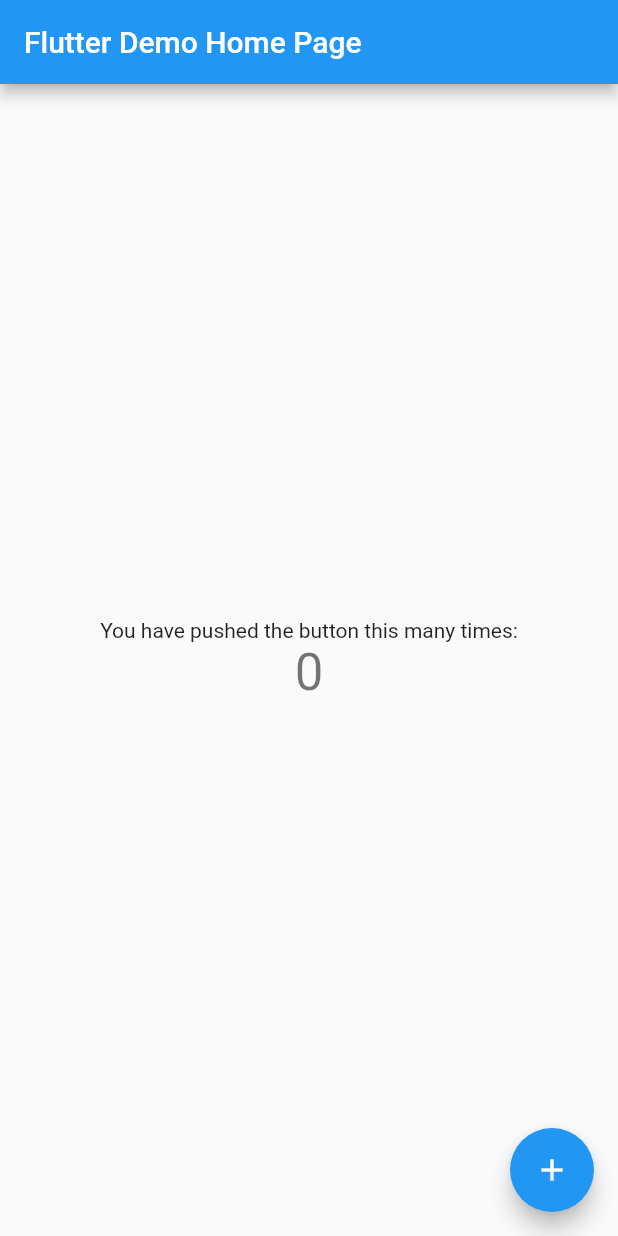
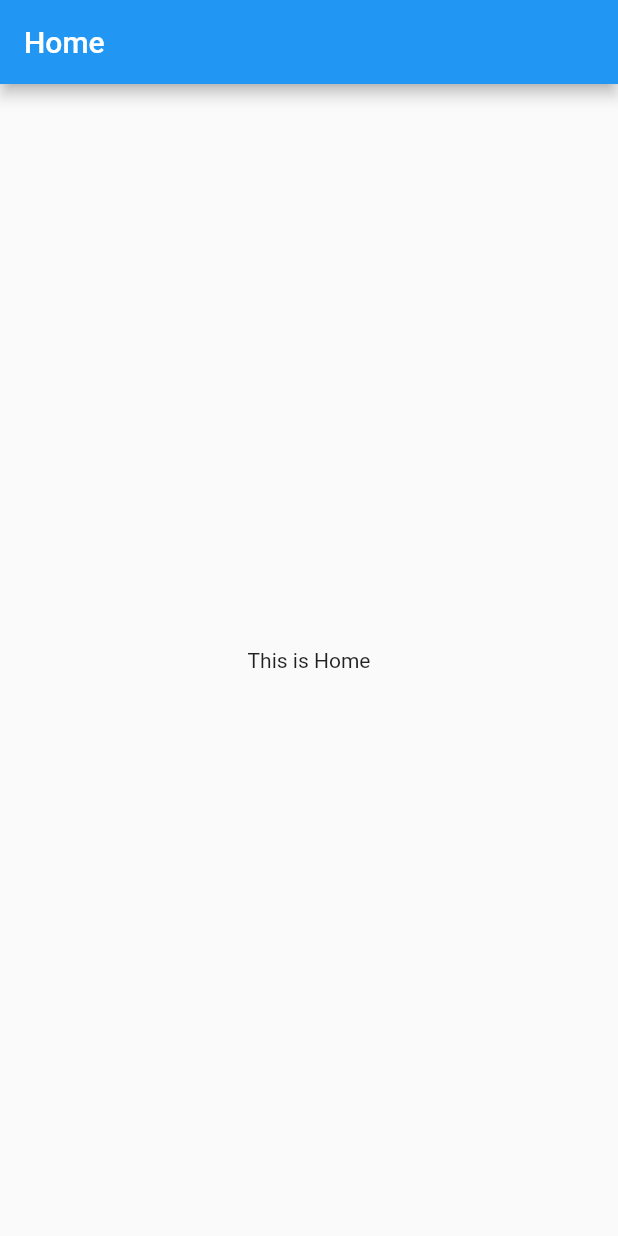
Before and after one commit to RafiLutfansyah/my_flutter, a Flutter app: the screen it shows after launch, on a phone screen of 412 x 824 dp. Run offline on Flutter 3.47's test engine with Material 2 defaults, Android fonts, the phone set to English and light mode, and no system bars.

Commit message:
Created base named routing, splash page, home page

```diff
--- a/lib/main.dart
+++ b/lib/main.dart
@@ -1,117 +1,23 @@
 import 'package:flutter/material.dart';
+
+import 'routes/router.dart' as router;
+import 'routes/routing_constants.dart';
 
 void main() {
   runApp(MyApp());
 }
 
 class MyApp extends StatelessWidget {
-  // This widget is the root of your application.
   @override
   Widget build(BuildContext context) {
     return MaterialApp(
       title: 'Flutter Demo',
       theme: ThemeData(
-        // This is the theme of your application.
-        //
-        // Try running your application with "flutter run". You'll see the
-        // application has a blue toolbar. Then, without quitting the app, try
-        // changing the primarySwatch below to Colors.green and then invoke
-        // "hot reload" (press "r" in the console where you ran "flutter run",
-        // or simply save your changes to "hot reload" in a Flutter IDE).
-        // Notice that the counter didn't reset back to zero; the application
-        // is not restarted.
         primarySwatch: Colors.blue,
-        // This makes the visual density adapt to the platform that you run
-        // the app on. For desktop platforms, the controls will be smaller and
-        // closer together (more dense) than on mobile platforms.
         visualDensity: VisualDensity.adaptivePlatformDensity,
       ),
-      home: MyHomePage(title: 'Flutter Demo Home Page'),
+      onGenerateRoute: router.generateRoute,
+      initialRoute: SplashPageRoute,
     );
   }
 }
-
-class MyHomePage extends StatefulWidget {
-  MyHomePage({Key key, this.title}) : super(key: key);
-
-  // This widget is the home page of your application. It is stateful, meaning
-  // that it has a State object (defined below) that contains fields that affect
-  // how it looks.
-
-  // This class is the configuration for the state. It holds the values (in this
-  // case the title) provided by the parent (in this case the App widget) and
-  // used by the build method of the State. Fields in a Widget subclass are
-  // always marked "final".
-
-  final String title;
-
-  @override
-  _MyHomePageState createState() => _MyHomePageState();
-}
-
-class _MyHomePageState extends State<MyHomePage> {
-  int _counter = 0;
-
-  void _incrementCounter() {
-    setState(() {
-      // This call to setState tells the Flutter framework that something has
-      // changed in this State, which causes it to rerun the build method below
-      // so that the display can reflect the updated values. If we changed
-      // _counter without calling setState(), then the build method would not be
-      // called again, and so nothing would appear to happen.
-      _counter++;
-    });
-  }
-
-  @override
-  Widget build(BuildContext context) {
-    // This method is rerun every time setState is called, for instance as done
-    // by the _incrementCounter method above.
-    //
-    // The Flutter framework has been optimized to make rerunning build methods
-    // fast, so that you can just rebuild anything that needs updating rather
-    // than having to individually change instances of widgets.
-    return Scaffold(
-      appBar: AppBar(
-        // Here we take the value from the MyHomePage object that was created by
-        // the App.build method, and use it to set our appbar title.
-        title: Text(widget.title),
-      ),
-      body: Center(
-        // Center is a layout widget. It takes a single child and positions it
-        // in the middle of the parent.
-        child: Column(
-          // Column is also a layout widget. It takes a list of children and
-          // arranges them vertically. By default, it sizes itself to fit its
-          // children horizontally, and tries to be as tall as its parent.
-          //
-          // Invoke "debug painting" (press "p" in the console, choose the
-          // "Toggle Debug Paint" action from the Flutter Inspector in Android
-          // Studio, or the "Toggle Debug Paint" command in Visual Studio Code)
-          // to see the wireframe for each widget.
-          //
-          // Column has various properties to control how it sizes itself and
-          // how it positions its children. Here we use mainAxisAlignment to
-          // center the children vertically; the main axis here is the vertical
-          // axis because Columns are vertical (the cross axis would be
-          // horizontal).
-          mainAxisAlignment: MainAxisAlignment.center,
-          children: <Widget>[
-            Text(
-              'You have pushed the button this many times:',
-            ),
-            Text(
-              '$_counter',
-              style: Theme.of(context).textTheme.headline4,
-            ),
-          ],
-        ),
-      ),
-      floatingActionButton: FloatingActionButton(
-        onPressed: _incrementCounter,
-        tooltip: 'Increment',
-        child: Icon(Icons.add),
-      ), // This trailing comma makes auto-formatting nicer for build methods.
-    );
-  }
-}
--- /dev/null
+++ b/lib/pages/home/home_page.dart
@@ -0,0 +1,16 @@
+import 'package:flutter/material.dart';
+
+class HomePage extends StatelessWidget {
+  @override
+  Widget build(BuildContext context) {
+    return Scaffold(
+      appBar: AppBar(title: Text('Home')),
+      body: Center(
+        child: const Padding(
+          padding: const EdgeInsets.all(16),
+          child: const Text('This is Home'),
+        ),
+      ),
+    );
+  }
+}
--- /dev/null
+++ b/lib/routes/router.dart
@@ -0,0 +1,16 @@
+import 'package:flutter/material.dart';
+import 'package:my_flutter/pages/home/home_page.dart';
+import 'package:my_flutter/pages/splash/splash_page.dart';
+import 'package:my_flutter/pages/undefined_route/undefined_route_page.dart';
+import 'package:my_flutter/routes/routing_constants.dart';
+
+Route<dynamic> generateRoute(RouteSettings settings) {
+  switch (settings.name) {
+    case SplashPageRoute:
+      return MaterialPageRoute(builder: (context) => SplashPage());
+    case HomePageRoute:
+      return MaterialPageRoute(builder: (context) => HomePage());
+    default:
+      return MaterialPageRoute(builder: (context) => UndefinedRoutePage(name: settings.name));
+  }
+}
--- /dev/null
+++ b/lib/routes/routing_constants.dart
@@ -0,0 +1,2 @@
+const String SplashPageRoute = '/';
+const String HomePageRoute = 'home';
```
Also changed, not shown: lib/pages/splash/splash_page.dart (added, +34 -0 lines), lib/pages/undefined_route/undefined_route_page.dart (added, +19 -0 lines), 1 other file.
